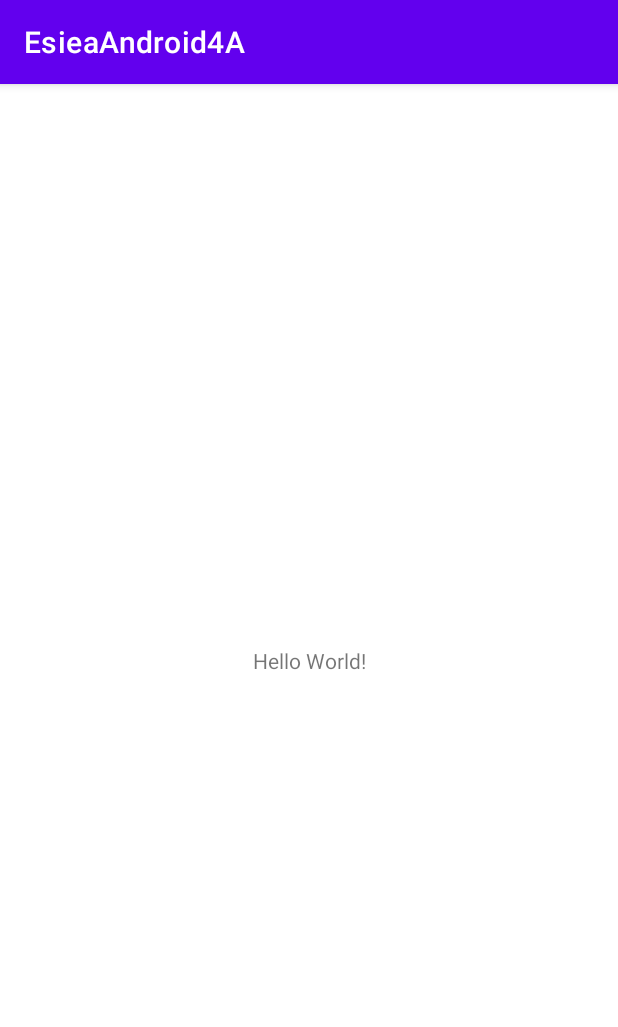
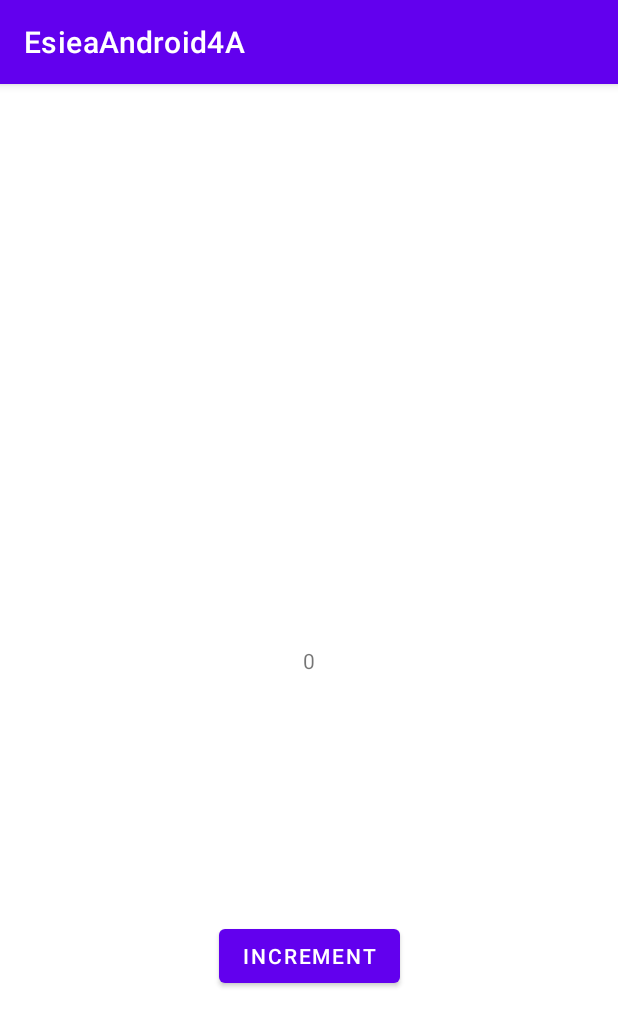
Before and after one commit to carla-zdn/EsieaAndroid4A, an Android app: the screen it shows after launch (MainActivity), on a phone screen of 412 x 824 dp. Shown: the top 1027 px of the screen. Run offline under Robolectric (Android 15) with nearby library versions, the phone set to English and light mode, and no system bars; our stand-ins replace Room's generated code.

Commit message:
End of the first 3 TDs

```diff
--- a/app/src/main/AndroidManifest.xml
+++ b/app/src/main/AndroidManifest.xml
@@ -1,15 +1,17 @@
 <?xml version="1.0" encoding="utf-8"?>
 <manifest xmlns:android="http://schemas.android.com/apk/res/android"
+    xmlns:tools="http://schemas.android.com/tools"
     package="com.example.esieaandroid4a">
 
     <application
+        android:name=".injection.EsieaApplication"
         android:allowBackup="true"
         android:icon="@mipmap/ic_launcher"
         android:label="@string/app_name"
         android:roundIcon="@mipmap/ic_launcher_round"
         android:supportsRtl="true"
         android:theme="@style/Theme.EsieaAndroid4A">
-        <activity android:name=".MainActivity">
+        <activity android:name=".presentation.main.MainActivity">
             <intent-filter>
                 <action android:name="android.intent.action.MAIN" />
 
--- /dev/null
+++ b/app/src/main/java/com/example/esieaandroid4a/data/local/AppDatabase.kt
@@ -0,0 +1,12 @@
+package com.example.esieaandroid4a.data.local
+
+import androidx.room.Database
+import androidx.room.RoomDatabase
+import com.example.esieaandroid4a.data.local.models.UserLocal
+
+@Database(entities = arrayOf(
+    UserLocal::class
+), version = 1)
+abstract class AppDatabase : RoomDatabase() {
+    abstract fun databaseDao(): DatabaseDao
+}
--- /dev/null
+++ b/app/src/main/java/com/example/esieaandroid4a/data/local/DatabaseDao.kt
@@ -0,0 +1,22 @@
+package com.example.esieaandroid4a.data.local
+
+import androidx.room.Dao
+import androidx.room.Delete
+import androidx.room.Insert
+import androidx.room.Query
+import com.example.esieaandroid4a.data.local.models.UserLocal
+
+@Dao
+interface DatabaseDao {
+    @Query("SELECT * FROM userlocal")
+    fun getAll(): List<UserLocal>
+
+    @Query("SELECT * FROM userlocal WHERE email LIKE :email LIMIT 1 ")
+    fun findByName(email: String): UserLocal
+
+    @Insert
+    fun insert(users: UserLocal)
+
+    @Delete
+    fun delete(user: UserLocal)
+}
--- /dev/null
+++ b/app/src/main/java/com/example/esieaandroid4a/data/repository/UserRepository.kt
@@ -0,0 +1,20 @@
+package com.example.esieaandroid4a.data.repository
+
+import com.example.esieaandroid4a.data.local.DatabaseDao
+import com.example.esieaandroid4a.data.local.models.toData
+import com.example.esieaandroid4a.data.local.models.toEntity
+import com.example.esieaandroid4a.domain.entity.User
+
+class UserRepository(
+    private val databaseDao: DatabaseDao
+) {
+
+    fun createUser(user: User){
+        databaseDao.insert(user.toData())
+    }
+
+    fun getUser(email: String) : User{
+        val userLocal = databaseDao.findByName(email)
+        return userLocal.toEntity()
+    }
+}
--- /dev/null
+++ b/app/src/main/java/com/example/esieaandroid4a/domain/entity/User.kt
@@ -0,0 +1,5 @@
+package com.example.esieaandroid4a.domain.entity
+
+data class User (
+    val email: String
+)
--- /dev/null
+++ b/app/src/main/java/com/example/esieaandroid4a/domain/usecase/CreateUserUseCase.kt
@@ -0,0 +1,12 @@
+package com.example.esieaandroid4a.domain.usecase
+
+import com.example.esieaandroid4a.data.repository.UserRepository
+import com.example.esieaandroid4a.domain.entity.User
+
+class CreateUserUseCase(
+    private val userRepository: UserRepository
+) {
+    fun invoke(user: User){
+        userRepository.createUser(user)
+    }
+}
--- /dev/null
+++ b/app/src/main/java/com/example/esieaandroid4a/domain/usecase/GetUserUseCase.kt
@@ -0,0 +1,12 @@
+package com.example.esieaandroid4a.domain.usecase
+
+import com.example.esieaandroid4a.data.repository.UserRepository
+import com.example.esieaandroid4a.domain.entity.User
+
+class GetUserUseCase(
+    private val userRepository: UserRepository
+) {
+    fun invoke(email: String) : User{
+        return userRepository.getUser(email)
+    }
+}
--- /dev/null
+++ b/app/src/main/java/com/example/esieaandroid4a/injection/ApplicationModule.kt
@@ -0,0 +1,35 @@
+package com.example.esieaandroid4a.injection
+
+import android.content.Context
+import androidx.room.Room
+import com.example.esieaandroid4a.data.local.AppDatabase
+import com.example.esieaandroid4a.data.local.DatabaseDao
+import com.example.esieaandroid4a.data.repository.UserRepository
+import com.example.esieaandroid4a.domain.usecase.CreateUserUseCase
+import com.example.esieaandroid4a.domain.usecase.GetUserUseCase
+import com.example.esieaandroid4a.presentation.main.MainViewModel
+import org.koin.android.ext.koin.androidContext
+import org.koin.dsl.module
+import java.security.AccessControlContext
+
+val presentationModule = module {
+    factory { MainViewModel(get(), get()) }
+}
+
+val domainModule = module {
+    factory { CreateUserUseCase(get()) }
+    factory { GetUserUseCase(get())}
+}
+
+val dataModule = module {
+    single { UserRepository(get()) }
+    single { createDatabase(androidContext())}
+}
+
+fun createDatabase(context: Context): DatabaseDao{
+    val appDatabase = Room.databaseBuilder(
+        context,
+        AppDatabase::class.java, "database-name"
+    ).build()
+    return appDatabase.databaseDao()
+}
--- /dev/null
+++ b/app/src/main/java/com/example/esieaandroid4a/injection/EsieaApplication.kt
@@ -0,0 +1,18 @@
+package com.example.esieaandroid4a.injection
+
+import android.app.Application
+import org.koin.android.ext.koin.androidContext
+import org.koin.core.context.startKoin
+
+class EsieaApplication : Application(){
+    override fun onCreate(){
+        super.onCreate()
+        // start Koin!
+        startKoin {
+            // Android context
+            androidContext(this@EsieaApplication)
+            // modules
+            modules(presentationModule, domainModule, dataModule)
+        }
+    }
+}
--- /dev/null
+++ b/app/src/main/java/com/example/esieaandroid4a/presentation/main/MainActivity.kt
@@ -0,0 +1,25 @@
+package com.example.esieaandroid4a.presentation.main
+
+import androidx.appcompat.app.AppCompatActivity
+import android.os.Bundle
+import com.example.esieaandroid4a.R
+import kotlinx.android.synthetic.main.activity_main.*
+import org.koin.android.ext.android.inject
+
+class MainActivity : AppCompatActivity() {
+
+    val mainViewModel : MainViewModel by inject()
+
+    override fun onCreate(savedInstanceState: Bundle?) {
+        super.onCreate(savedInstanceState)
+        setContentView(R.layout.activity_main)
+
+        main_button.setOnClickListener {
+            mainViewModel.onClickedIncrement()
+        }
+
+        mainViewModel.counter.observe(this, {
+            main_text.text = it.toString()
+        })
+    }
+}
--- /dev/null
+++ b/app/src/main/java/com/example/esieaandroid4a/presentation/main/MainViewModel.kt
@@ -0,0 +1,29 @@
+package com.example.esieaandroid4a.presentation.main
+
+import androidx.lifecycle.MutableLiveData
+import androidx.lifecycle.ViewModel
+import androidx.lifecycle.viewModelScope
+import com.example.esieaandroid4a.domain.entity.User
+import com.example.esieaandroid4a.domain.usecase.CreateUserUseCase
+import com.example.esieaandroid4a.domain.usecase.GetUserUseCase
+import kotlinx.coroutines.Dispatchers
+import kotlinx.coroutines.launch
+
+class MainViewModel(
+    private val createUserUseCase: CreateUserUseCase,
+    private val getUserUseCase: GetUserUseCase
+) : ViewModel(){
+
+    val counter : MutableLiveData<Int> = MutableLiveData()
+
+    init{
+        counter.value = 0
+    }
+
+    fun onClickedIncrement() {
+        viewModelScope.launch(Dispatchers.IO) {
+            createUserUseCase.invoke(User("test"))
+            val user = getUserUseCase.invoke("test")
+        }
+    }
+}
--- a/app/src/main/res/layout/activity_main.xml
+++ b/app/src/main/res/layout/activity_main.xml
@@ -4,9 +4,10 @@
     xmlns:tools="http://schemas.android.com/tools"
     android:layout_width="match_parent"
     android:layout_height="match_parent"
-    tools:context=".MainActivity">
+    tools:context=".presentation.main.MainActivity">
 
     <TextView
+        android:id="@+id/main_text"
         android:layout_width="wrap_content"
         android:layout_height="wrap_content"
         android:text="Hello World!"
@@ -15,4 +16,14 @@
         app:layout_constraintRight_toRightOf="parent"
         app:layout_constraintTop_toTopOf="parent" />
 
+    <Button
+        android:id="@+id/main_button"
+        android:layout_width="wrap_content"
+        android:layout_height="wrap_content"
+        android:text="increment"
+        app:layout_constraintBottom_toBottomOf="parent"
+        app:layout_constraintEnd_toEndOf="parent"
+        app:layout_constraintStart_toStartOf="parent"
+        app:layout_constraintTop_toBottomOf="@+id/main_text" />
+
 </androidx.constraintlayout.widget.ConstraintLayout>
```
Also changed, not shown: app/build.gradle (+16 -0 lines), app/src/main/java/com/example/esieaandroid4a/MainActivity.kt (deleted, +0 -11 lines), app/src/main/java/com/example/esieaandroid4a/data/local/models/UserLocal.kt (added, +21 -0 lines).
